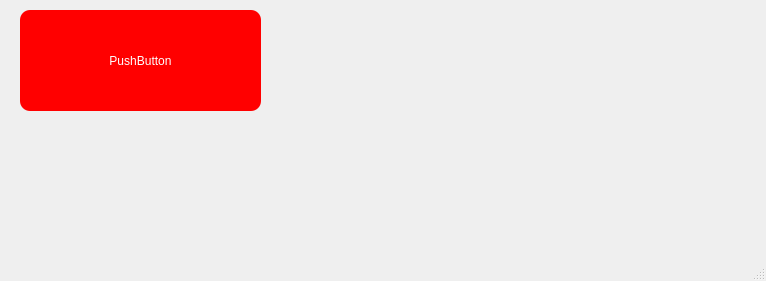
DamianPodrazaCode/QT_code, file QT_GUI/001_QPushButton_style/mainwindow.ui: the form before one commit.
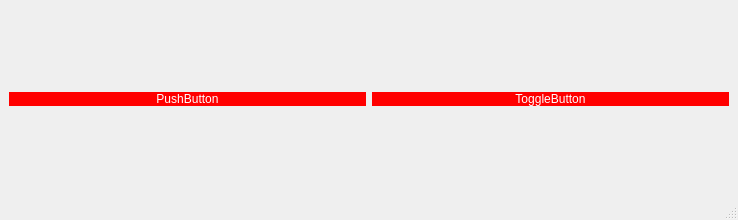
The form after the commit.

```diff
--- a/QT_GUI/001_QPushButton_style/mainwindow.ui
+++ b/QT_GUI/001_QPushButton_style/mainwindow.ui
@@ -6,23 +6,19 @@
    <rect>
     <x>0</x>
     <y>0</y>
-    <width>766</width>
-    <height>281</height>
+    <width>738</width>
+    <height>220</height>
    </rect>
   </property>
   <property name="windowTitle">
    <string>MainWindow</string>
   </property>
   <widget class="QWidget" name="centralwidget">
+   <layout class="QGridLayout" name="gridLayout">
+    <item row="0" column="0">
+     <layout class="QHBoxLayout" name="horizontalLayout">
+      <item>
    <widget class="QPushButton" name="pushButton">
-    <property name="geometry">
-     <rect>
-      <x>20</x>
-      <y>10</y>
-      <width>241</width>
-      <height>101</height>
-     </rect>
-    </property>
     <property name="styleSheet">
      <string notr="true">QPushButton{
 	border : none;
@@ -50,6 +46,50 @@
      <string>PushButton</string>
     </property>
    </widget>
+      </item>
+      <item>
+       <widget class="QPushButton" name="pushButton_2">
+        <property name="styleSheet">
+         <string notr="true">QPushButton{
+	border : none;
+	color : white;
+	font : italic 28pt &quot;Arial&quot;;
+	background : red;
+	border-radius : 10;
+}
+QPushButton::hover{
+	border : 2px solid #4CAF50;
+	color : grey;
+	font : italic 28pt &quot;Arial&quot;;
+	background : red;
+	border-radius : 10;
+}
+QPushButton::checked{
+	border : 2px solid #4CAF50;
+	color : red;
+	font : italic 28pt &quot;Arial&quot;;
+	background :black;
+	border-radius : 10;
+}
+QPushButton::pressed{
+	border : none;
+	color : white;
+	font : italic 28pt &quot;Arial&quot;;
+	background : blue;
+	border-radius : 10;
+}</string>
+        </property>
+        <property name="text">
+         <string>ToggleButton</string>
+        </property>
+        <property name="checkable">
+         <bool>true</bool>
+        </property>
+       </widget>
+      </item>
+     </layout>
+    </item>
+   </layout>
   </widget>
   <widget class="QMenuBar" name="menubar">
    <property name="geometry">
```
Left out of the diff: 2 changed lines with no effect on the pictures. Lines whose indentation alone changed are shown as unchanged.
